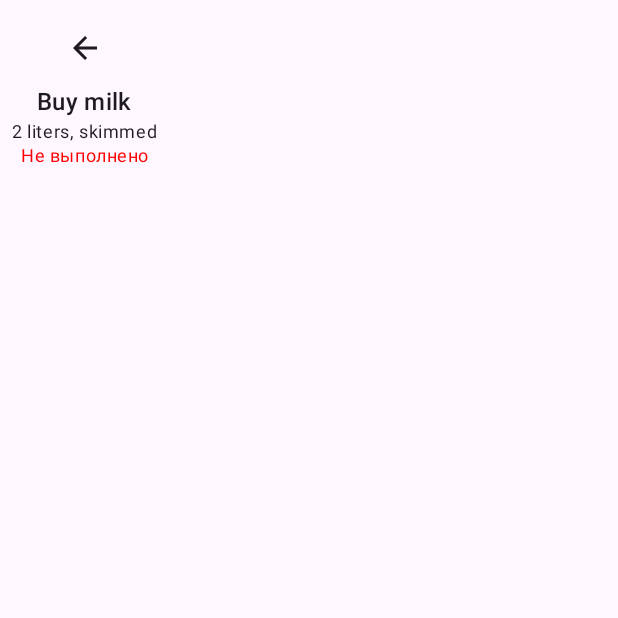
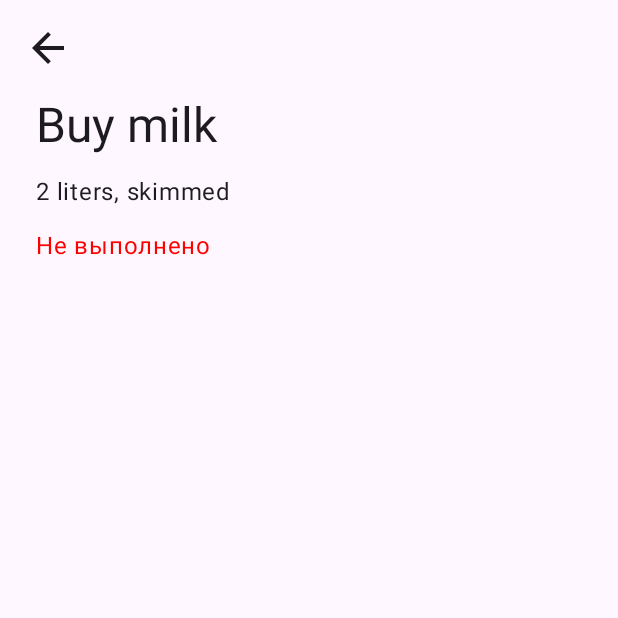
Before and after one commit to Anton-Su/Kotlin3.3module, an Android app built with Jetpack Compose: the screen it shows after launch (MainActivity), after a tap on "Buy milk", on a phone screen of 412 x 824 dp, the top half of it. Run offline under Robolectric (Android 15) with nearby library versions, the phone set to English and light mode, and no system bars; missing, so only their content is drawn: Kotlin33Theme.

Commit message:
complete first version

```diff
--- a/app/src/main/java/com/example/kotlin33/presentation/ui/component/DetailsItemInfo.kt
+++ b/app/src/main/java/com/example/kotlin33/presentation/ui/component/DetailsItemInfo.kt
@@ -1,19 +1,37 @@
 package com.example.kotlin33.presentation.ui.component
 
+import androidx.compose.foundation.layout.Column
+import androidx.compose.foundation.layout.fillMaxWidth
+import androidx.compose.material3.MaterialTheme
 import androidx.compose.material3.Text
 import androidx.compose.runtime.Composable
+import androidx.compose.ui.Modifier
 import androidx.compose.ui.graphics.Color
-
+import androidx.compose.foundation.layout.Arrangement
+import androidx.compose.foundation.layout.padding
+import androidx.compose.ui.unit.dp
 
 @Composable
 fun DetailsItemInfo(
     title: String,
     description: String,
-    isCompleted: Boolean
+    isCompleted: Boolean,
+    modifier: Modifier = Modifier,
 ) {
-    Text(text = title, style = androidx.compose.material3.MaterialTheme.typography.titleMedium)
-    Text(text = description, style = androidx.compose.material3.MaterialTheme.typography.bodySmall)
-    Text(text = if (isCompleted) "Выполнено" else "Не выполнено",
-        style = androidx.compose.material3.MaterialTheme.typography.bodySmall,
-        color = if (isCompleted) Color.Green else Color.Red)
+    Column(modifier = modifier.fillMaxWidth().padding(start = 16.dp),
+        verticalArrangement = Arrangement.spacedBy(12.dp)) {
+        Text(
+            text = title,
+            style = MaterialTheme.typography.headlineLarge
+        )
+        Text(
+            text = description,
+            style = MaterialTheme.typography.bodyLarge
+        )
+        Text(
+            text = if (isCompleted) "Выполнено" else "Не выполнено",
+            style = MaterialTheme.typography.bodyLarge,
+            color = if (isCompleted) Color.Green else Color.Red
+        )
+    }
 }
--- a/app/src/main/java/com/example/kotlin33/presentation/ui/component/FullCard.kt
+++ b/app/src/main/java/com/example/kotlin33/presentation/ui/component/FullCard.kt
@@ -1,19 +1,18 @@
 package com.example.kotlin33.presentation.ui.component
 
 import androidx.compose.foundation.clickable
+import androidx.compose.foundation.layout.Column
 import androidx.compose.foundation.layout.Row
 import androidx.compose.foundation.layout.fillMaxWidth
 import androidx.compose.foundation.layout.padding
 import androidx.compose.material3.Card
+import androidx.compose.material3.MaterialTheme
+import androidx.compose.material3.Text
 import androidx.compose.runtime.Composable
 import androidx.compose.ui.Alignment
 import androidx.compose.ui.Modifier
 import androidx.compose.ui.unit.dp
-import androidx.navigation.NavHostController
 import com.example.kotlin33.domain.model.TodoItem
-import com.example.kotlin33.presentation.ui.component.CardCheckbox
-import com.example.kotlin33.presentation.ui.component.TodoItemInfo
-
 
 
 @Composable
@@ -34,10 +33,18 @@ fun FullCard(
                 checked = item.isCompleted,
                 onChecked = { onFavoriteToggle() }
             )
-            TodoItemInfo(
-                title = item.title,
-                description = item.description
-            )
+            Column(
+                modifier = Modifier.padding(8.dp),
+            ) {
+                Text(
+                    text = item.title,
+                    style = MaterialTheme.typography.titleMedium
+                )
+                Text(
+                    text = item.description,
+                    style = MaterialTheme.typography.bodySmall,
+                )
+            }
         }
     }
 }
--- a/app/src/main/java/com/example/kotlin33/presentation/ui/component/TodoItemInfo.kt
+++ /dev/null
@@ -1,29 +0,0 @@
-package com.example.kotlin33.presentation.ui.component
-
-import androidx.compose.foundation.layout.Column
-import androidx.compose.foundation.layout.fillMaxWidth
-import androidx.compose.foundation.layout.padding
-import androidx.compose.material3.MaterialTheme
-import androidx.compose.material3.Text
-import androidx.compose.runtime.Composable
-import androidx.compose.ui.Alignment
-import androidx.compose.ui.Modifier
-import androidx.compose.ui.unit.dp
-
-@Composable
-fun TodoItemInfo(title: String, description: String) {
-    Column(
-        modifier = Modifier.padding(8.dp),
-        horizontalAlignment = Alignment.CenterHorizontally
-    ) {
-        Text(
-            text = title,
-            style = MaterialTheme.typography.titleMedium
-        )
-        Text(
-            text = description,
-            style = MaterialTheme.typography.bodySmall,
-            modifier = Modifier.fillMaxWidth()
-        )
-    }
-}
--- a/app/src/main/java/com/example/kotlin33/presentation/ui/component/TopBar.kt
+++ b/app/src/main/java/com/example/kotlin33/presentation/ui/component/TopBar.kt
@@ -1,19 +1,30 @@
 package com.example.kotlin33.presentation.ui.component
 
+import androidx.compose.foundation.layout.Box
+import androidx.compose.foundation.layout.fillMaxWidth
+import androidx.compose.foundation.layout.height
+import androidx.compose.foundation.layout.size
 import androidx.compose.material.icons.Icons
 import androidx.compose.material.icons.automirrored.filled.ArrowBack
 import androidx.compose.material3.Icon
 import androidx.compose.material3.IconButton
 import androidx.compose.runtime.Composable
+import androidx.compose.ui.Modifier
+import androidx.compose.ui.unit.dp
 import androidx.navigation.NavController
 
 
 @Composable
 fun TopBar(navController: NavController) {
-    IconButton(onClick = { navController.navigateUp() }) {
-        Icon(
-            imageVector = Icons.AutoMirrored.Filled.ArrowBack,
-            contentDescription = "Назад"
-        )
+    Box(
+        modifier = Modifier.fillMaxWidth().height(56.dp),
+    ) {
+        IconButton(onClick = { navController.navigateUp() }) {
+            Icon(
+                imageVector = Icons.AutoMirrored.Filled.ArrowBack,
+                contentDescription = "Назад",
+                modifier = Modifier.size(32.dp)
+            )
+        }
     }
 }
--- a/app/src/main/java/com/example/kotlin33/presentation/ui/screen/ListScreen.kt
+++ b/app/src/main/java/com/example/kotlin33/presentation/ui/screen/ListScreen.kt
@@ -1,14 +1,17 @@
 package com.example.kotlin33.presentation.ui.screen
 
+import androidx.compose.foundation.layout.Arrangement
+import androidx.compose.foundation.layout.PaddingValues
 import androidx.compose.foundation.lazy.LazyColumn
 import androidx.compose.runtime.Composable
+import androidx.compose.runtime.collectAsState
+import androidx.compose.runtime.getValue
+import androidx.compose.ui.unit.dp
+import androidx.lifecycle.viewmodel.compose.viewModel
 import androidx.navigation.NavHostController
+import com.example.kotlin33.presentation.navigation.Screen
 import com.example.kotlin33.presentation.ui.component.FullCard
 import com.example.kotlin33.presentation.viewModel.TodoViewModel
-import androidx.lifecycle.viewmodel.compose.viewModel
-import androidx.compose.runtime.collectAsState
-import androidx.compose.runtime.getValue
-import com.example.kotlin33.presentation.navigation.Screen
 
 @Composable
 fun ListScreen(
@@ -16,7 +19,13 @@ fun ListScreen(
     viewModel: TodoViewModel = viewModel()
 ) {
     val todos by viewModel.todos.collectAsState()
-    LazyColumn {
+    LazyColumn(
+        contentPadding = PaddingValues(
+            top = 40.dp, start = 0.dp,
+            end = 0.dp, bottom = 0.dp
+        ),
+        verticalArrangement = Arrangement.spacedBy(10.dp)
+    ) {
         items(todos.size) { index ->
             val todo = todos[index]
             FullCard(
@@ -26,7 +35,7 @@ fun ListScreen(
                 },
                 onFavoriteToggle = {
                     viewModel.toggleToDo(todo.id)
-                }
+                },
             )
         }
     }
```
